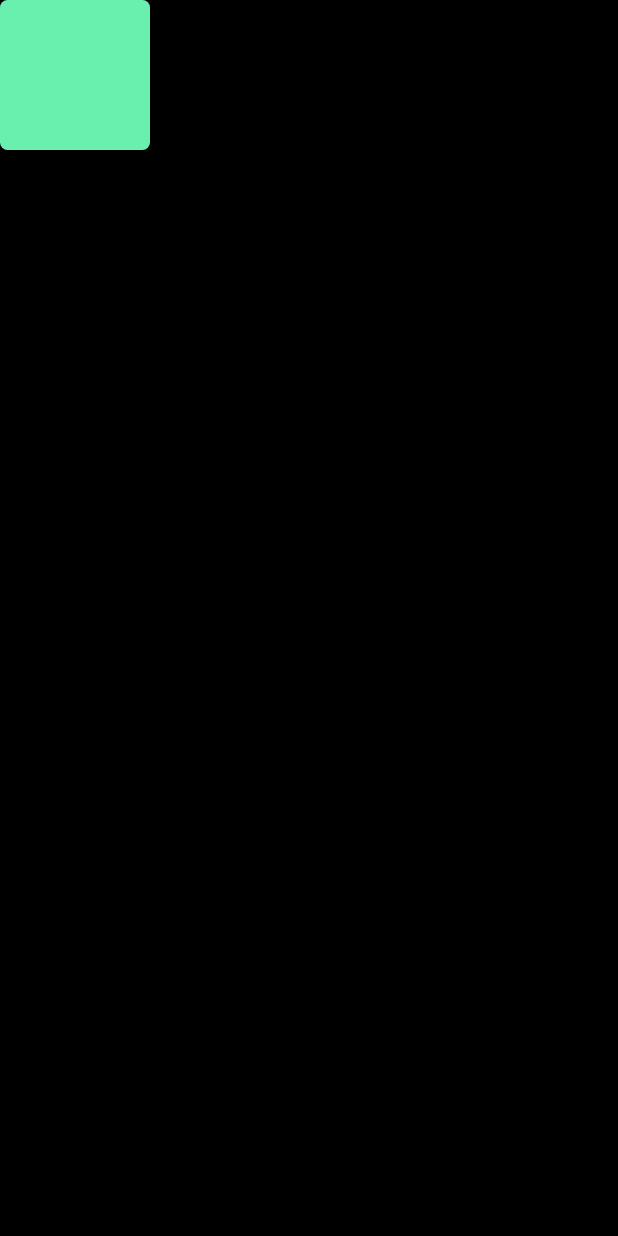
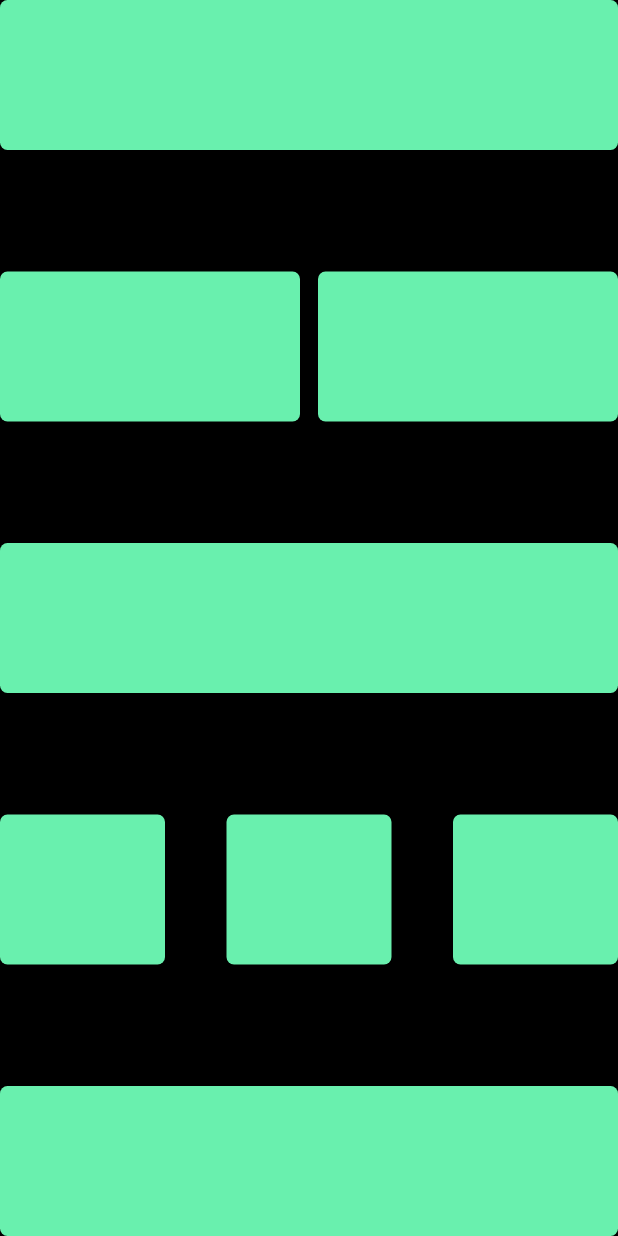
Before and after one commit to Vishnuka084/simple_App, a Flutter app: the screen it shows after launch, on a phone screen of 412 x 824 dp. Run offline on Flutter 3.47's test engine with Material 3 defaults, Android fonts, the phone set to English and light mode, and no system bars.

Commit message:
Design row container

```diff
--- a/lib/main.dart
+++ b/lib/main.dart
@@ -13,14 +13,86 @@ class MyApp extends StatelessWidget {
       home: SafeArea(
         child: Scaffold(
           backgroundColor: Colors.black,
-          body: Column(children: [
+          body: Column(
+              mainAxisAlignment: MainAxisAlignment.spaceBetween,
+              children: [
                 Container(
-              width: 100,
+                  width: double.infinity,
                   height: 100,
                   decoration: BoxDecoration(
                     color: Colors.greenAccent,
                     borderRadius: BorderRadius.circular(5),
                   ),
+                ),
+                Row(
+                  mainAxisAlignment: MainAxisAlignment.spaceBetween,
+                  children: [
+                    Container(
+                      width: 200,
+                      height: 100,
+                      decoration: BoxDecoration(
+                        color: Colors.greenAccent,
+                        borderRadius: BorderRadius.circular(5),
+                      ),
+                    ),
+                    Container(
+                      width: 200,
+                      height: 100,
+                      decoration: BoxDecoration(
+                        color: Colors.greenAccent,
+                        borderRadius: BorderRadius.circular(5),
+                      ),
+                    )
+                  ],
+                ),
+                Container(
+                  width: double.infinity,
+                  height: 100,
+                  decoration: BoxDecoration(
+                    color: Colors.greenAccent,
+                    borderRadius: BorderRadius.circular(5),
+                  ),
+                ),
+                Row(
+                  mainAxisAlignment: MainAxisAlignment.spaceBetween,
+                  children: [
+                    Container(
+                      width: 110,
+                      height: 100,
+                      decoration: BoxDecoration(
+                        color: Colors.greenAccent,
+                        borderRadius: BorderRadius.circular(5),
+                      ),
+                    ),
+                    Container(
+                      width: 110,
+                      height: 100,
+                      decoration: BoxDecoration(
+                        color: Colors.greenAccent,
+                        borderRadius: BorderRadius.circular(5),
+                      ),
+                    ),
+                    Container(
+                      width: 110,
+                      height: 100,
+                      decoration: BoxDecoration(
+                        color: Colors.greenAccent,
+                        borderRadius: BorderRadius.circular(5),
+                      ),
+                    ),
+                  ],
+                ),
+                Column(
+                  children: [
+                    Container(
+                      width: double.infinity,
+                      height: 100,
+                      decoration: BoxDecoration(
+                        color: Colors.greenAccent,
+                        borderRadius: BorderRadius.circular(5),
+                      ),
+                    ),
+                  ],
                 )
               ]),
         ),
```
Lines whose indentation alone changed are shown as unchanged.
